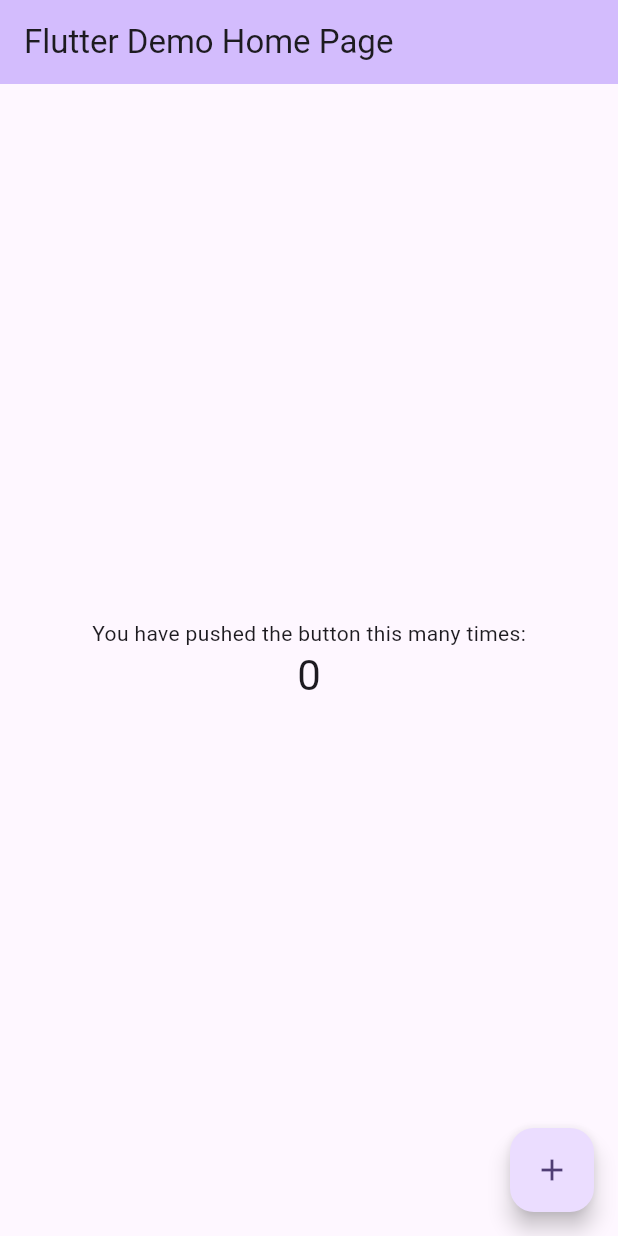
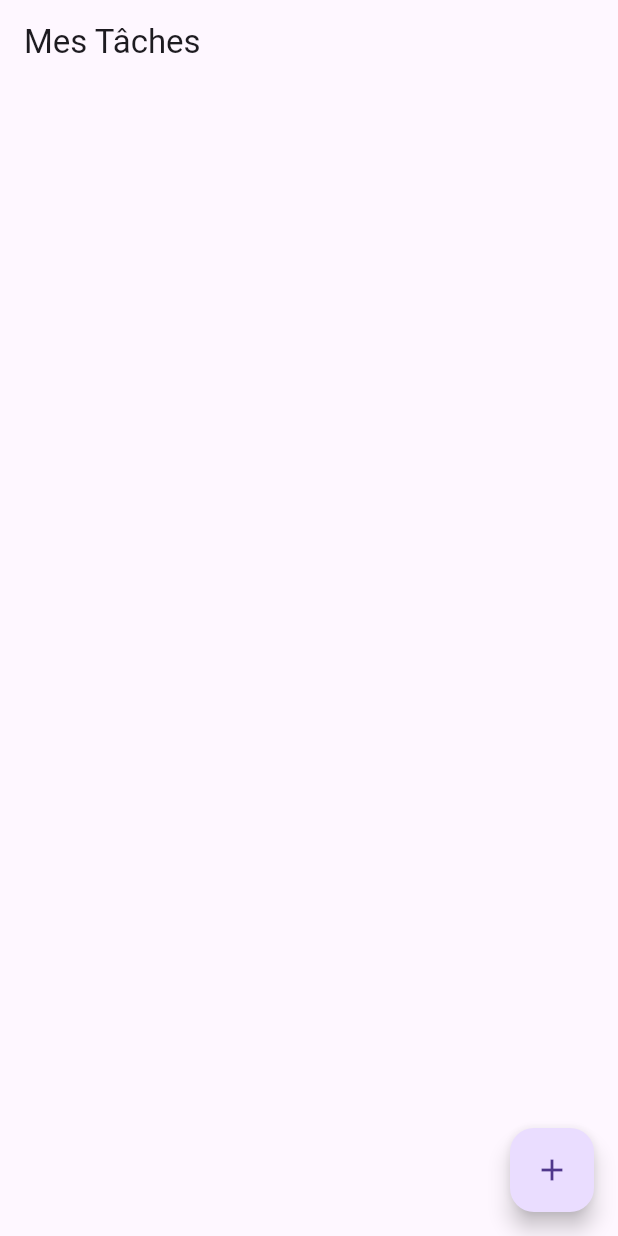
Before and after one commit to MargeDeGain10/project-flutter-final, a Flutter app: the screen it shows after launch, on a phone screen of 412 x 824 dp. Run offline on Flutter 3.47's test engine with Material 3 defaults, Android fonts, the phone set to English and light mode, and no system bars; our stand-ins replace shared_preferences.

Commit message:
feature : fonctionnalités principales

```diff
--- a/lib/main.dart
+++ b/lib/main.dart
@@ -1,122 +1,21 @@
 import 'package:flutter/material.dart';
+import 'package:provider/provider.dart';
+import 'data/task_data.dart';
+import 'screens/home_screen.dart';
 
 void main() {
-  runApp(const MyApp());
+  runApp(MyApp());
 }
 
 class MyApp extends StatelessWidget {
-  const MyApp({super.key});
-
-  // This widget is the root of your application.
   @override
   Widget build(BuildContext context) {
-    return MaterialApp(
-      title: 'Flutter Demo',
-      theme: ThemeData(
-        // This is the theme of your application.
-        //
-        // TRY THIS: Try running your application with "flutter run". You'll see
-        // the application has a purple toolbar. Then, without quitting the app,
-        // try changing the seedColor in the colorScheme below to Colors.green
-        // and then invoke "hot reload" (save your changes or press the "hot
-        // reload" button in a Flutter-supported IDE, or press "r" if you used
-        // the command line to start the app).
-        //
-        // Notice that the counter didn't reset back to zero; the application
-        // state is not lost during the reload. To reset the state, use hot
-        // restart instead.
-        //
-        // This works for code too, not just values: Most code changes can be
-        // tested with just a hot reload.
-        colorScheme: ColorScheme.fromSeed(seedColor: Colors.deepPurple),
+    return ChangeNotifierProvider(
+      create: (_) => TaskData()..loadTasks(),
+      child: MaterialApp(
+        debugShowCheckedModeBanner: false,
+        home: HomeScreen(),
       ),
-      home: const MyHomePage(title: 'Flutter Demo Home Page'),
     );
   }
 }
-
-class MyHomePage extends StatefulWidget {
-  const MyHomePage({super.key, required this.title});
-
-  // This widget is the home page of your application. It is stateful, meaning
-  // that it has a State object (defined below) that contains fields that affect
-  // how it looks.
-
-  // This class is the configuration for the state. It holds the values (in this
-  // case the title) provided by the parent (in this case the App widget) and
-  // used by the build method of the State. Fields in a Widget subclass are
-  // always marked "final".
-
-  final String title;
-
-  @override
-  State<MyHomePage> createState() => _MyHomePageState();
-}
-
-class _MyHomePageState extends State<MyHomePage> {
-  int _counter = 0;
-
-  void _incrementCounter() {
-    setState(() {
-      // This call to setState tells the Flutter framework that something has
-      // changed in this State, which causes it to rerun the build method below
-      // so that the display can reflect the updated values. If we changed
-      // _counter without calling setState(), then the build method would not be
-      // called again, and so nothing would appear to happen.
-      _counter++;
-    });
-  }
-
-  @override
-  Widget build(BuildContext context) {
-    // This method is rerun every time setState is called, for instance as done
-    // by the _incrementCounter method above.
-    //
-    // The Flutter framework has been optimized to make rerunning build methods
-    // fast, so that you can just rebuild anything that needs updating rather
-    // than having to individually change instances of widgets.
-    return Scaffold(
-      appBar: AppBar(
-        // TRY THIS: Try changing the color here to a specific color (to
-        // Colors.amber, perhaps?) and trigger a hot reload to see the AppBar
-        // change color while the other colors stay the same.
-        backgroundColor: Theme.of(context).colorScheme.inversePrimary,
-        // Here we take the value from the MyHomePage object that was created by
-        // the App.build method, and use it to set our appbar title.
-        title: Text(widget.title),
-      ),
-      body: Center(
-        // Center is a layout widget. It takes a single child and positions it
-        // in the middle of the parent.
-        child: Column(
-          // Column is also a layout widget. It takes a list of children and
-          // arranges them vertically. By default, it sizes itself to fit its
-          // children horizontally, and tries to be as tall as its parent.
-          //
-          // Column has various properties to control how it sizes itself and
-          // how it positions its children. Here we use mainAxisAlignment to
-          // center the children vertically; the main axis here is the vertical
-          // axis because Columns are vertical (the cross axis would be
-          // horizontal).
-          //
-          // TRY THIS: Invoke "debug painting" (choose the "Toggle Debug Paint"
-          // action in the IDE, or press "p" in the console), to see the
-          // wireframe for each widget.
-          mainAxisAlignment: MainAxisAlignment.center,
-          children: <Widget>[
-            const Text('You have pushed the button this many times:'),
-            Text(
-              '$_counter',
-              style: Theme.of(context).textTheme.headlineMedium,
-            ),
-          ],
-        ),
-      ),
-      floatingActionButton: FloatingActionButton(
-        onPressed: _incrementCounter,
-        tooltip: 'Increment',
-        child: const Icon(Icons.add),
-      ), // This trailing comma makes auto-formatting nicer for build methods.
-    );
-  }
-}
--- /dev/null
+++ b/lib/models/task.dart
@@ -0,0 +1,18 @@
+class Task {
+  final String id;
+  final String title;
+  bool isDone;
+
+  Task({required this.id, required this.title, this.isDone = false});
+
+  void toggleDone() => isDone = !isDone;
+
+  Map<String, dynamic> toJson() =>
+      {'id': id, 'title': title, 'isDone': isDone};
+
+  factory Task.fromJson(Map<String, dynamic> json) => Task(
+        id: json['id'],
+        title: json['title'],
+        isDone: json['isDone'],
+      );
+}
--- /dev/null
+++ b/lib/screens/home_screen.dart
@@ -0,0 +1,22 @@
+import 'package:flutter/material.dart';
+import 'package:provider/provider.dart';
+import '../data/task_data.dart';
+import '../widgets/task_list.dart';
+import 'add_task_screen.dart';
+
+class HomeScreen extends StatelessWidget {
+  @override
+  Widget build(BuildContext context) {
+    return Scaffold(
+      appBar: AppBar(title: Text('Mes Tâches')),
+      body: TaskList(),
+      floatingActionButton: FloatingActionButton(
+        child: Icon(Icons.add),
+        onPressed: () => showModalBottomSheet(
+          context: context,
+          builder: (_) => AddTaskScreen(),
+        ),
+      ),
+    );
+  }
+}
--- /dev/null
+++ b/lib/widgets/task_list.dart
@@ -0,0 +1,15 @@
+import 'package:flutter/material.dart';
+import 'package:provider/provider.dart';
+import '../data/task_data.dart';
+import 'task_title.dart';
+
+class TaskList extends StatelessWidget {
+  @override
+  Widget build(BuildContext context) {
+    final tasks = context.watch<TaskData>().tasks;
+    return ListView.builder(
+      itemCount: tasks.length,
+      itemBuilder: (ctx, i) => TaskTile(task: tasks[i]),
+    );
+  }
+}
--- a/pubspec.yaml
+++ b/pubspec.yaml
@@ -30,6 +30,9 @@ environment:
 dependencies:
   flutter:
     sdk: flutter
+  provider: ^6.0.5
+  shared_preferences: ^2.2.2
+  uuid: ^4.0.0
 
   # The following adds the Cupertino Icons font to your application.
   # Use with the CupertinoIcons class for iOS style icons.
```
Also changed, not shown: lib/data/task_data.dart (added, +35 -0 lines), lib/screens/add_task_screen.dart (added, +30 -0 lines), lib/services/local_storage_service.dart (added, +21 -0 lines), lib/widgets/task_title.dart (added, +28 -0 lines), pubspec.lock, 2 other files.
